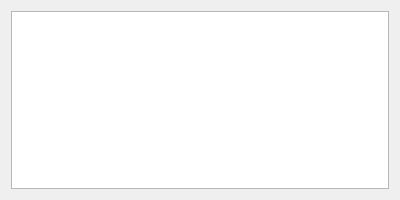
Qt form src/libs/qtwidgets/mscalibrationform.ui (qtplatz/qtplatz) before a commit.
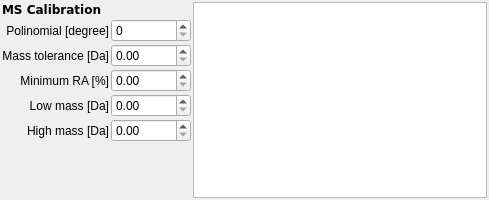
The same form after that commit.

Commit message: change UI form layout for mass calibration method

```diff
--- a/src/libs/qtwidgets/mscalibrationform.ui
+++ b/src/libs/qtwidgets/mscalibrationform.ui
@@ -6,7 +6,7 @@
    <rect>
     <x>0</x>
     <y>0</y>
-    <width>400</width>
+    <width>489</width>
     <height>200</height>
    </rect>
   </property>
@@ -14,8 +14,124 @@
    <string>Form</string>
   </property>
   <layout class="QHBoxLayout" name="horizontalLayout">
+   <property name="spacing">
+    <number>2</number>
+   </property>
+   <property name="margin">
+    <number>2</number>
+   </property>
    <item>
-    <widget class="QTreeView" name="treeView"/>
+    <layout class="QHBoxLayout" name="horizontalLayout1">
+     <property name="spacing">
+      <number>2</number>
+     </property>
+     <item>
+      <layout class="QGridLayout" name="gridLayout">
+       <item row="2" column="1">
+        <widget class="QDoubleSpinBox" name="spinMassTolerance"/>
+       </item>
+       <item row="1" column="0">
+        <widget class="QLabel" name="label_2">
+         <property name="text">
+          <string>Polinomial [degree]</string>
+         </property>
+         <property name="alignment">
+          <set>Qt::AlignRight|Qt::AlignTrailing|Qt::AlignVCenter</set>
+         </property>
+        </widget>
+       </item>
+       <item row="0" column="0">
+        <widget class="QLabel" name="label">
+         <property name="font">
+          <font>
+           <family>Verdana</family>
+           <weight>75</weight>
+           <bold>true</bold>
+          </font>
+         </property>
+         <property name="text">
+          <string>MS Calibration</string>
+         </property>
+        </widget>
+       </item>
+       <item row="2" column="0">
+        <widget class="QLabel" name="label_3">
+         <property name="text">
+          <string>Mass tolerance [Da]</string>
+         </property>
+         <property name="alignment">
+          <set>Qt::AlignRight|Qt::AlignTrailing|Qt::AlignVCenter</set>
+         </property>
+        </widget>
+       </item>
+       <item row="1" column="1">
+        <widget class="QSpinBox" name="spinPolynomials">
+         <property name="minimumSize">
+          <size>
+           <width>80</width>
+           <height>0</height>
+          </size>
+         </property>
+        </widget>
+       </item>
+       <item row="6" column="1">
+        <spacer name="verticalSpacer">
+         <property name="orientation">
+          <enum>Qt::Vertical</enum>
+         </property>
+         <property name="sizeHint" stdset="0">
+          <size>
+           <width>20</width>
+           <height>40</height>
+          </size>
+         </property>
+        </spacer>
+       </item>
+       <item row="3" column="0">
+        <widget class="QLabel" name="label_4">
+         <property name="text">
+          <string>Minimum RA [%]</string>
+         </property>
+         <property name="alignment">
+          <set>Qt::AlignRight|Qt::AlignTrailing|Qt::AlignVCenter</set>
+         </property>
+        </widget>
+       </item>
+       <item row="4" column="0">
+        <widget class="QLabel" name="label_5">
+         <property name="text">
+          <string>Low mass [Da]</string>
+         </property>
+         <property name="alignment">
+          <set>Qt::AlignRight|Qt::AlignTrailing|Qt::AlignVCenter</set>
+         </property>
+        </widget>
+       </item>
+       <item row="5" column="0">
+        <widget class="QLabel" name="label_6">
+         <property name="text">
+          <string>High mass [Da]</string>
+         </property>
+         <property name="alignment">
+          <set>Qt::AlignRight|Qt::AlignTrailing|Qt::AlignVCenter</set>
+         </property>
+        </widget>
+       </item>
+       <item row="3" column="1">
+        <widget class="QDoubleSpinBox" name="spinMinimumRA"/>
+       </item>
+       <item row="4" column="1">
+        <widget class="QDoubleSpinBox" name="spinLowMass"/>
+       </item>
+       <item row="5" column="1">
+        <widget class="QDoubleSpinBox" name="spinHighMass"/>
+       </item>
+      </layout>
+     </item>
+     <item>
+      <widget class="QTreeView" name="treeView"/>
+     </item>
+    </layout>
    </item>
   </layout>
  </widget>
```
The commit also changes 2 other files.
